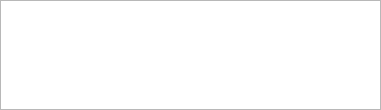
KDE/kate, file addons/search/results.ui: the form before one commit.
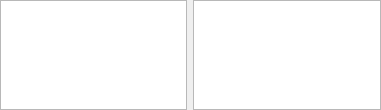
The form after the commit.

```diff
--- a/addons/search/results.ui
+++ b/addons/search/results.ui
@@ -10,8 +10,17 @@
     <height>110</height>
    </rect>
   </property>
-  <layout class="QVBoxLayout" name="verticalLayout_3" stretch="10">
-   <property name="margin">
+  <layout class="QHBoxLayout" name="horizontalLayout">
+   <property name="leftMargin">
+    <number>0</number>
+   </property>
+   <property name="topMargin">
+    <number>0</number>
+   </property>
+   <property name="rightMargin">
+    <number>0</number>
+   </property>
+   <property name="bottomMargin">
     <number>0</number>
    </property>
    <item>
@@ -35,6 +44,16 @@
      </column>
     </widget>
    </item>
+   <item>
+    <widget class="QTreeView" name="treeView">
+     <property name="uniformRowHeights">
+      <bool>true</bool>
+     </property>
+     <property name="headerHidden">
+      <bool>true</bool>
+     </property>
+    </widget>
+   </item>
   </layout>
  </widget>
  <resources/>
```
